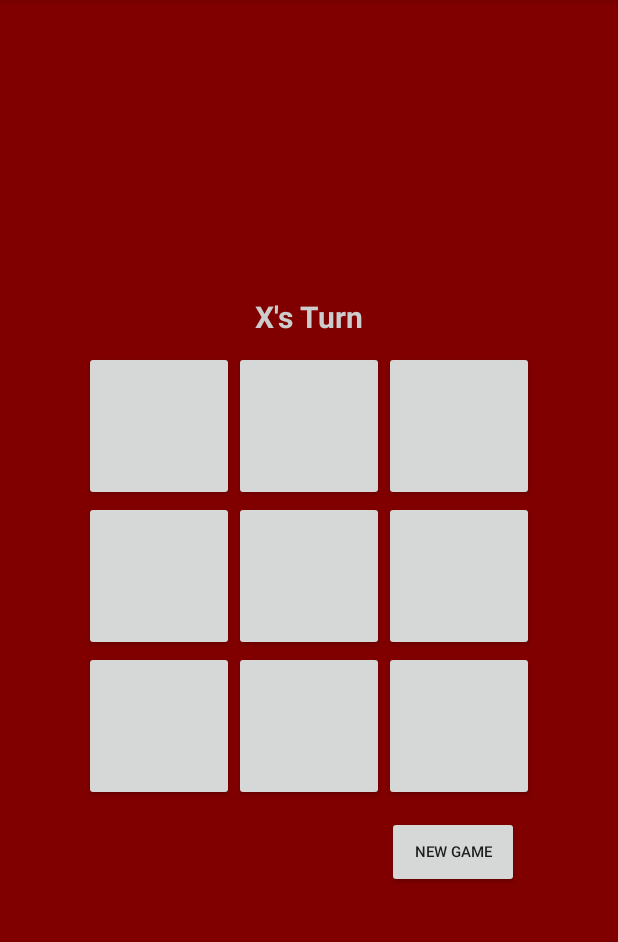
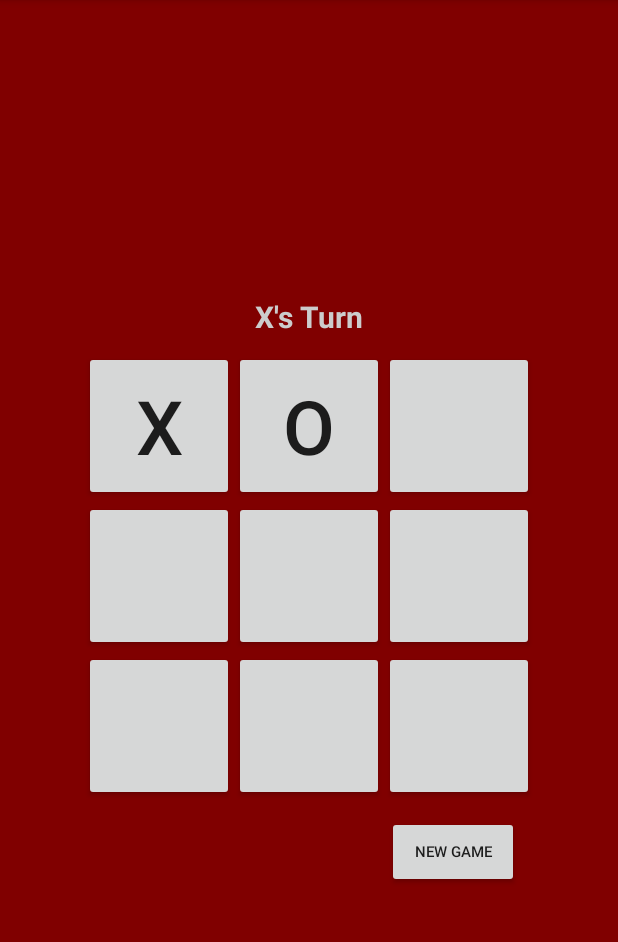
Before and after one commit to SergejsUL/TicTacToe, an Android app: the screen it shows after launch (MainActivity), after a tap on an icon or button, on a phone screen of 412 x 824 dp, the part 84-1026 px from its top. Run offline under Robolectric (Android 15) with nearby library versions, the phone set to English and light mode, and no system bars; 2 other taps on this screen came first.

```diff
--- a/TicTacToe/app/src/main/java/ie/ul/serge/tictactoe/MainActivity.java
+++ b/TicTacToe/app/src/main/java/ie/ul/serge/tictactoe/MainActivity.java
@@ -1,14 +1,20 @@
 package ie.ul.serge.tictactoe;
 
+import android.os.TestLooperManager;
 import android.support.v7.app.AppCompatActivity;
 import android.os.Bundle;
 import android.util.Log;
 import android.view.View;
+import android.widget.Button;
+import android.widget.TextView;
 import android.widget.Toast;
 
 public class MainActivity extends AppCompatActivity {
 
     private TicTacToeGame mGame;
+    private TextView mGameStateTextView;
+    private Button [] mButton;
+
 
     @Override
     protected void onCreate(Bundle savedInstanceState) {
@@ -16,21 +22,45 @@ public class MainActivity extends AppCompatActivity {
         setContentView(R.layout.activity_main);
 
         mGame = new TicTacToeGame(this);
+        mGameStateTextView = findViewById(R.id.games_state_text_view);
+        mButton = new Button[TicTacToeGame.NUM_SQUARES];
+        mButton[0] = findViewById(R.id.button0);
+        mButton[1] = findViewById(R.id.button1);
+        mButton[2] = findViewById(R.id.button2);
+        mButton[3] = findViewById(R.id.button3);
+        mButton[4] = findViewById(R.id.button4);
+        mButton[5] = findViewById(R.id.button5);
+        mButton[6] = findViewById(R.id.button6);
+        mButton[7] = findViewById(R.id.button7);
+        mButton[8] = findViewById(R.id.button8);
+        updateView();
+
+
     }
 
     public void pressSquare(View view) {
         String tagAsString = view.getTag().toString();
         int tagAsInt = Integer.parseInt(tagAsString);
-        //Log.d("TTT ","You pressed index " + tagAsInt);
-        //Toast.makeText(this,"You pressed" + tagAsInt,Toast.LENGTH_SHORT).show();
+        mGame.pressedButtonAtIndex(tagAsInt);
+        updateView();
+
+    }
+
+    private void updateView() {
+        mGameStateTextView.setText(mGame.stringForGameState());
+        // TODO: Put and X or 0 on each of the buttons
+        for (int i=0;i< TicTacToeGame.NUM_SQUARES;i++){
+          mButton[i].setText(mGame.stringForButtonAtIndex(i));
+        }
+    }
+
+    public void pressedNewGame(View view) {
+        //Toast.makeText(this, "New Game", Toast.LENGTH_SHORT).show();
+        mGame = new TicTacToeGame(this);
+        updateView();
 
 
     }
 
-    public void pressedNewGame(View view) {
-        //Toast.makeText(this, "New Game", Toast.LENGTH_SHORT).show();
-
-
-    }
 
 }
```
